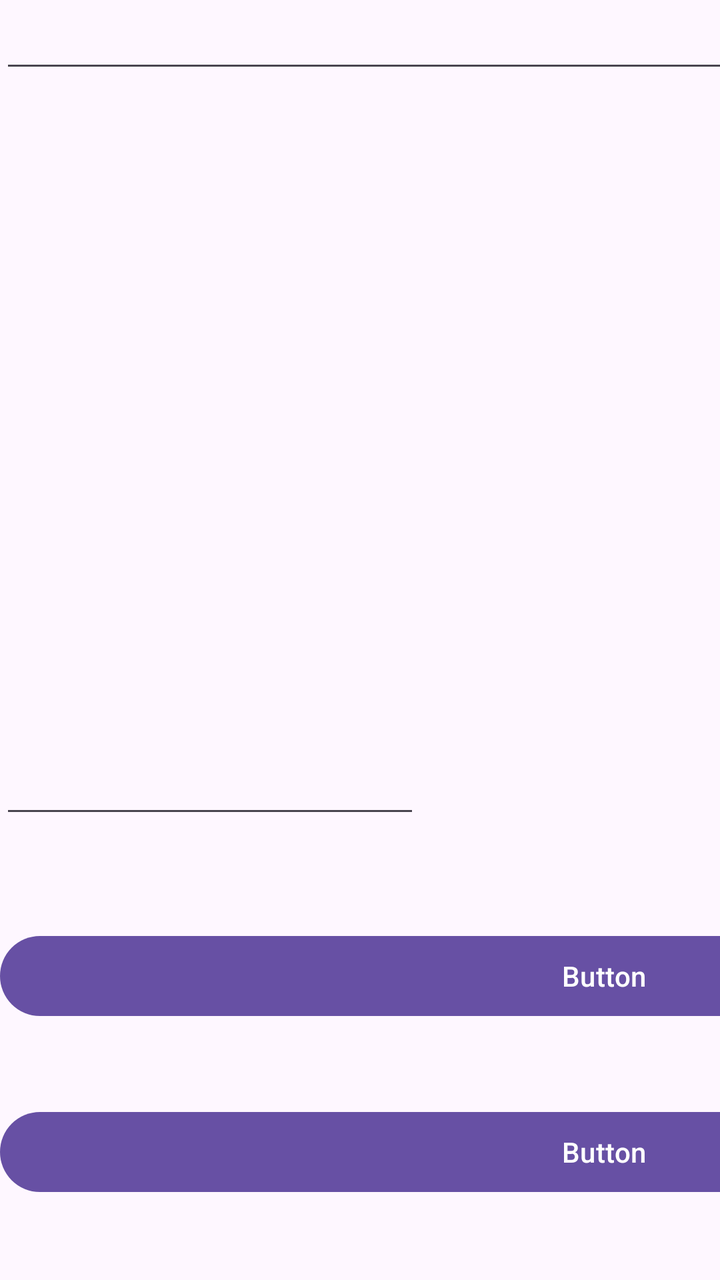
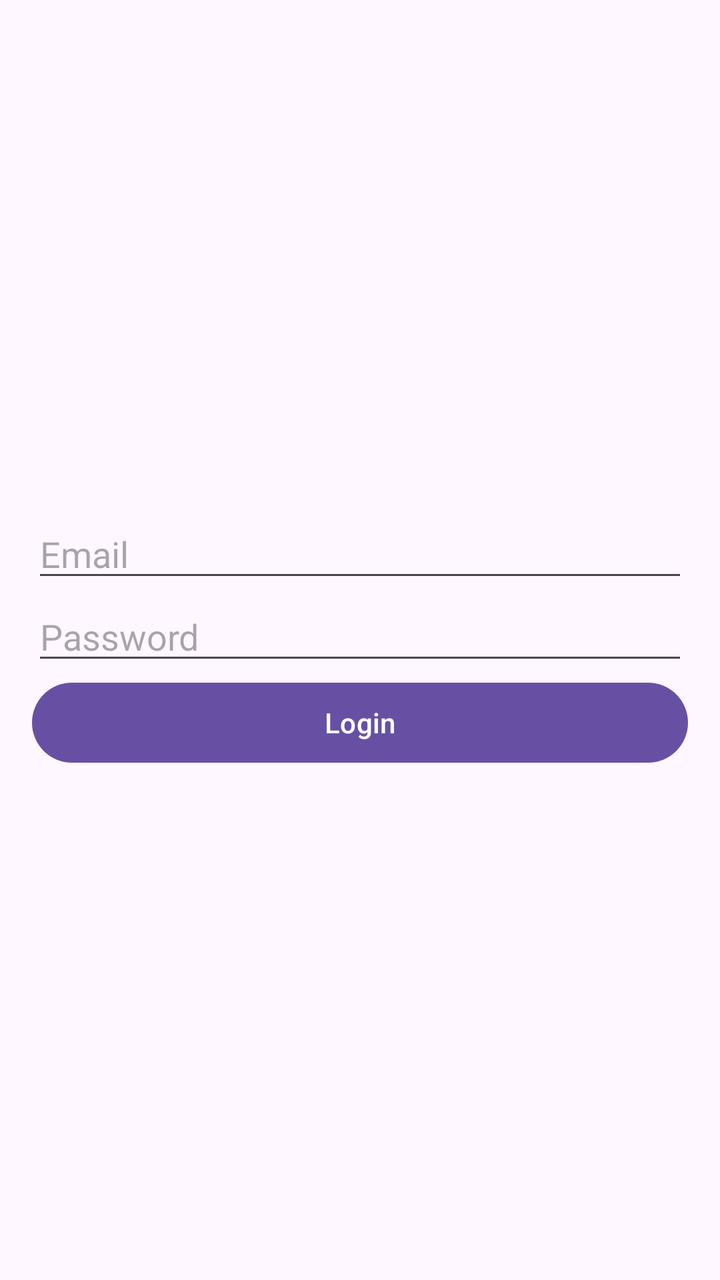

Before-and-after screenshots of an Android layout around one commit, followed by the original layout XML and the change that was made.
<!-- AndroidManifest.xml: application theme Theme.OPTpractica -->
<!-- res/layout/activity_main.xml -->
<?xml version="1.0" encoding="utf-8"?>
<androidx.constraintlayout.widget.ConstraintLayout xmlns:android="http://schemas.android.com/apk/res/android"
    xmlns:app="http://schemas.android.com/apk/res-auto"
    xmlns:tools="http://schemas.android.com/tools"
    android:id="@+id/main"
    android:layout_width="match_parent"
    android:layout_height="match_parent"
    tools:context=".MainActivity"
    tools:layout_editor_absoluteX="-45dp"
    tools:layout_editor_absoluteY="178dp">

    <EditText
        android:id="@+id/loginPass"
        android:layout_width="wrap_content"
        android:layout_height="0dp"
        android:layout_marginBottom="50dp"
        android:ems="10"
        android:inputType="textPassword"
        app:layout_constraintBottom_toTopOf="@+id/botonIniciar"
        app:layout_constraintTop_toBottomOf="@+id/loginEmail"
        tools:layout_editor_absoluteX="20dp" />

    <EditText
        android:id="@+id/loginEmail"
        android:layout_width="604dp"
        android:layout_height="wrap_content"
        android:layout_marginBottom="30dp"
        android:ems="10"
        android:inputType="textEmailAddress"
        app:layout_constraintBottom_toTopOf="@+id/loginPass"
        app:layout_constraintTop_toTopOf="parent"
        app:layout_constraintVertical_chainStyle="packed"
        tools:layout_editor_absoluteX="20dp" />

    <Button
        android:id="@+id/botonIniciar"
        android:layout_width="604dp"
        android:layout_height="wrap_content"
        android:layout_marginBottom="40dp"
        android:text="Button"
        app:layout_constraintBottom_toTopOf="@+id/crearCuenta"
        app:layout_constraintTop_toBottomOf="@+id/loginPass"
        tools:layout_editor_absoluteX="20dp" />

    <Button
        android:id="@+id/crearCuenta"
        android:layout_width="604dp"
        android:layout_height="wrap_content"
        android:layout_marginBottom="40dp"
        android:text="Button"
        app:layout_constraintBottom_toBottomOf="parent"
        app:layout_constraintTop_toBottomOf="@+id/botonIniciar"
        tools:layout_editor_absoluteX="20dp" />
</androidx.constraintlayout.widget.ConstraintLayout>
<!-- resources referenced by this layout -->
<resources>
  <style name="Theme.OPTpractica" parent="Base.Theme.OPTpractica" />
  <style name="Base.Theme.OPTpractica" parent="Theme.Material3.DayNight.NoActionBar">
          
          
      </style>
</resources>

<!-- the commit's change to res/layout/activity_main.xml (unified diff, before → after) -->
@@ -1,54 +1,54 @@
 <?xml version="1.0" encoding="utf-8"?>
-<androidx.constraintlayout.widget.ConstraintLayout xmlns:android="http://schemas.android.com/apk/res/android"
+<androidx.constraintlayout.motion.widget.MotionLayout xmlns:android="http://schemas.android.com/apk/res/android"
     xmlns:app="http://schemas.android.com/apk/res-auto"
     xmlns:tools="http://schemas.android.com/tools"
     android:id="@+id/main"
     android:layout_width="match_parent"
     android:layout_height="match_parent"
-    tools:context=".MainActivity"
-    tools:layout_editor_absoluteX="-45dp"
-    tools:layout_editor_absoluteY="178dp">
+    app:layoutDescription="@xml/activity_main_scene"
+    tools:context=".MainActivity">
 
-    <EditText
-        android:id="@+id/loginPass"
-        android:layout_width="wrap_content"
-        android:layout_height="0dp"
-        android:layout_marginBottom="50dp"
-        android:ems="10"
-        android:inputType="textPassword"
-        app:layout_constraintBottom_toTopOf="@+id/botonIniciar"
-        app:layout_constraintTop_toBottomOf="@+id/loginEmail"
-        tools:layout_editor_absoluteX="20dp" />
+    <LinearLayout
+        android:id="@+id/linearLayout"
+        android:layout_width="match_parent"
+        android:layout_height="match_parent"
+        android:gravity="center"
+        android:orientation="vertical"
+        android:padding="16dp"
+        app:layout_constraintBottom_toTopOf="@+id/emailEditText"
+        app:layout_constraintEnd_toEndOf="parent"
+        app:layout_constraintHorizontal_bias="0.5"
+        app:layout_constraintStart_toStartOf="parent"
+        app:layout_constraintTop_toTopOf="parent"
+        app:layout_constraintVertical_bias="0.0">
 
-    <EditText
-        android:id="@+id/loginEmail"
-        android:layout_width="604dp"
-        android:layout_height="wrap_content"
-        android:layout_marginBottom="30dp"
-        android:ems="10"
-        android:inputType="textEmailAddress"
-        app:layout_constraintBottom_toTopOf="@+id/loginPass"
-        app:layout_constraintTop_toTopOf="parent"
-        app:layout_constraintVertical_chainStyle="packed"
-        tools:layout_editor_absoluteX="20dp" />
+        <EditText
+            android:id="@+id/emailEditText"
+            android:layout_width="match_parent"
+            android:layout_height="wrap_content"
+            android:hint="Email"
+            app:layout_constraintBottom_toTopOf="@+id/passwordEditText"
+            app:layout_constraintHorizontal_bias="0.5"
+            app:layout_constraintTop_toBottomOf="parent" />
 
-    <Button
-        android:id="@+id/botonIniciar"
-        android:layout_width="604dp"
-        android:layout_height="wrap_content"
-        android:layout_marginBottom="40dp"
-        android:text="Button"
-        app:layout_constraintBottom_toTopOf="@+id/crearCuenta"
-        app:layout_constraintTop_toBottomOf="@+id/loginPass"
-        tools:layout_editor_absoluteX="20dp" />
+        <EditText
+            android:id="@+id/passwordEditText"
+            android:layout_width="match_parent"
+            android:layout_height="wrap_content"
+            android:hint="Password"
+            android:inputType="textPassword"
+            app:layout_constraintBottom_toTopOf="@+id/loginButton"
+            app:layout_constraintHorizontal_bias="0.5"
+            app:layout_constraintTop_toBottomOf="@+id/emailEditText" />
 
-    <Button
-        android:id="@+id/crearCuenta"
-        android:layout_width="604dp"
-        android:layout_height="wrap_content"
-        android:layout_marginBottom="40dp"
-        android:text="Button"
-        app:layout_constraintBottom_toBottomOf="parent"
-        app:layout_constraintTop_toBottomOf="@+id/botonIniciar"
-        tools:layout_editor_absoluteX="20dp" />
-</androidx.constraintlayout.widget.ConstraintLayout>
+        <Button
+            android:id="@+id/loginButton"
+            android:layout_width="match_parent"
+            android:layout_height="wrap_content"
+            android:text="Login"
+            app:layout_constraintBottom_toTopOf="parent"
+            app:layout_constraintHorizontal_bias="0.5"
+            app:layout_constraintTop_toBottomOf="@+id/passwordEditText" />
+    </LinearLayout>
+
+</androidx.constraintlayout.motion.widget.MotionLayout>
